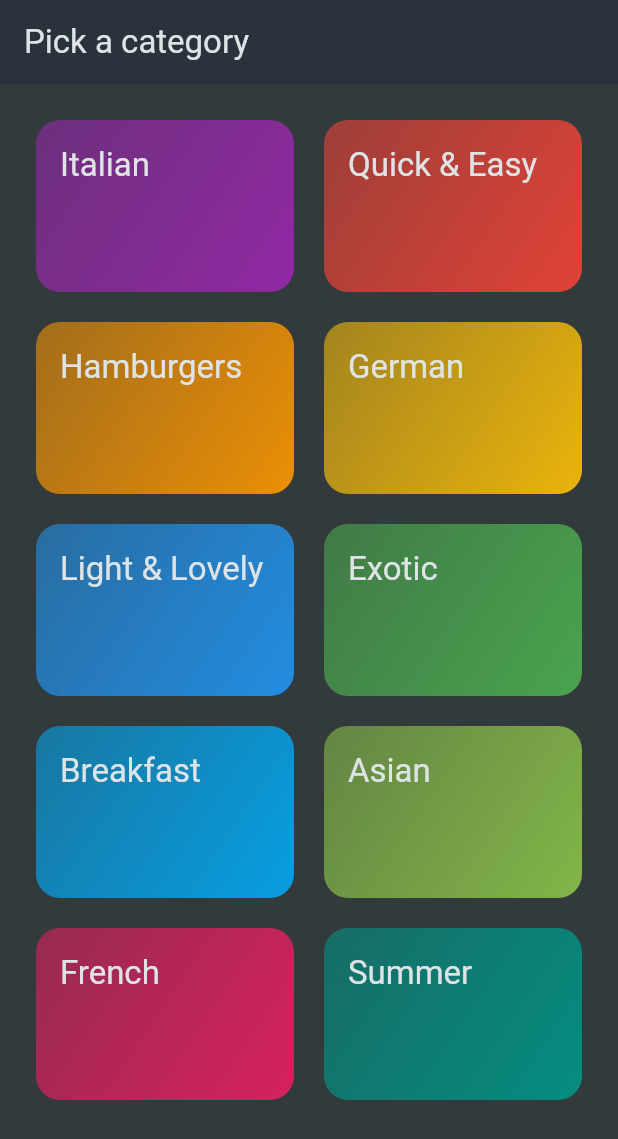
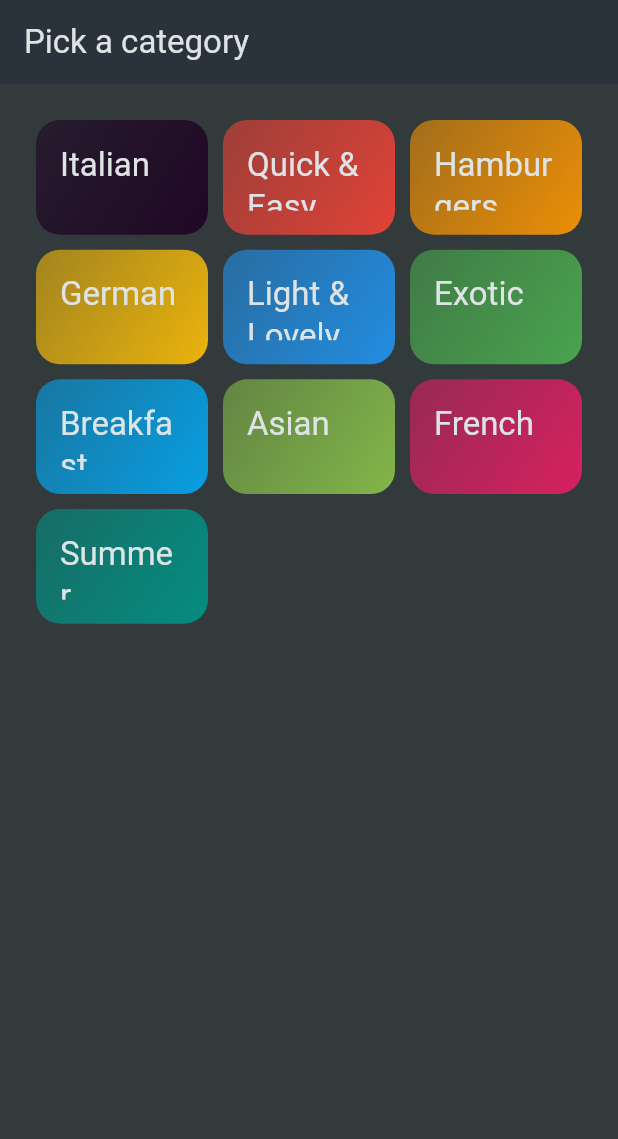
Before and after one commit to Stephen11221/food_app, a Flutter app: the screen it shows after launch, on a phone screen of 412 x 824 dp. Shown: the top 1139 px of the screen. Run offline on Flutter 3.47's test engine with Material 3 defaults, Android fonts, the phone set to English and light mode, and no system bars.

```diff
--- a/lib/data/dummy_data.dart
+++ b/lib/data/dummy_data.dart
@@ -7,7 +7,7 @@ const availableCategories = [
   Category(
     id: 'c1',
     title: 'Italian',
-    color: Colors.purple,
+    color: Color.fromARGB(255, 29, 2, 34),
   ),
   Category(
     id: 'c2',
--- a/lib/screen/category.dart
+++ b/lib/screen/category.dart
@@ -28,10 +28,10 @@ class CategoriesScreen extends StatelessWidget {
         padding: const EdgeInsets.all(24),
 
         gridDelegate: const SliverGridDelegateWithFixedCrossAxisCount(
-          crossAxisCount: 2,
+          crossAxisCount: 3,
           childAspectRatio: 3 / 2,
-          crossAxisSpacing: 20,
-          mainAxisSpacing: 20
+          crossAxisSpacing: 10,
+          mainAxisSpacing: 10,
         ),
         children: [
           //availableCategories.map((category)=> CategoryGridItem(category: category)).toList()
--- a/lib/screen/meal.dart
+++ b/lib/screen/meal.dart
@@ -13,9 +13,6 @@ class MealsScreen extends StatelessWidget {
     Widget content = ListView.builder(
       itemCount: meals.length,
         itemBuilder: (context, index) => Text(meals[index].title),
-
-
-
       ) ;
 
       if (meals.isEmpty){
```
